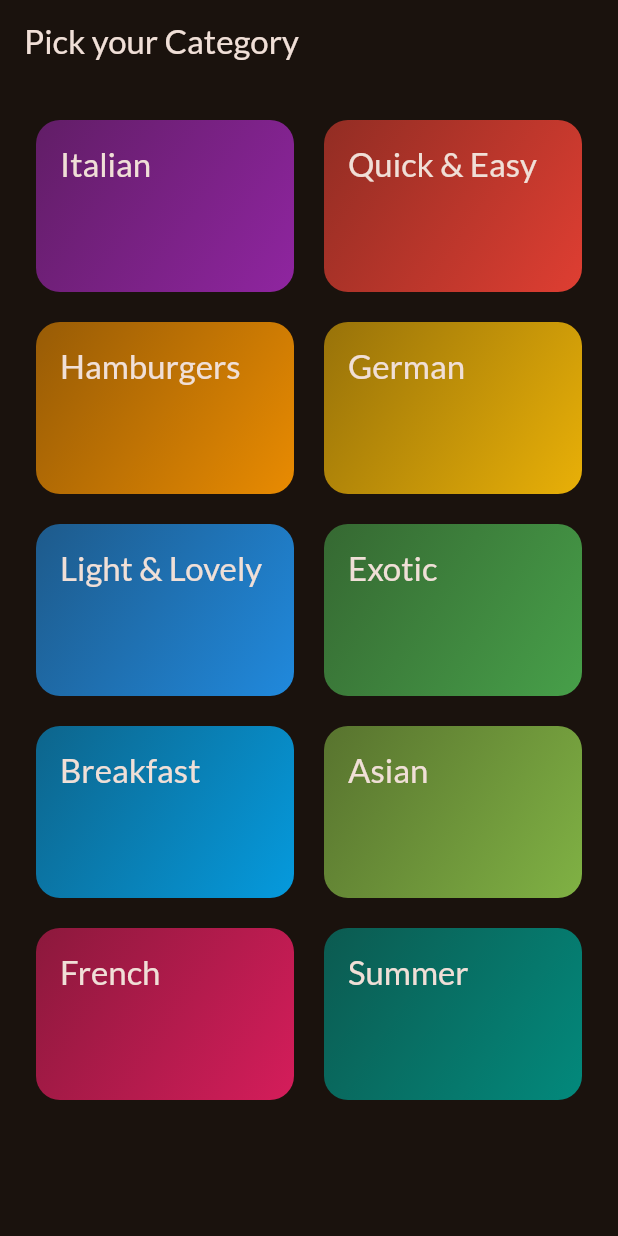
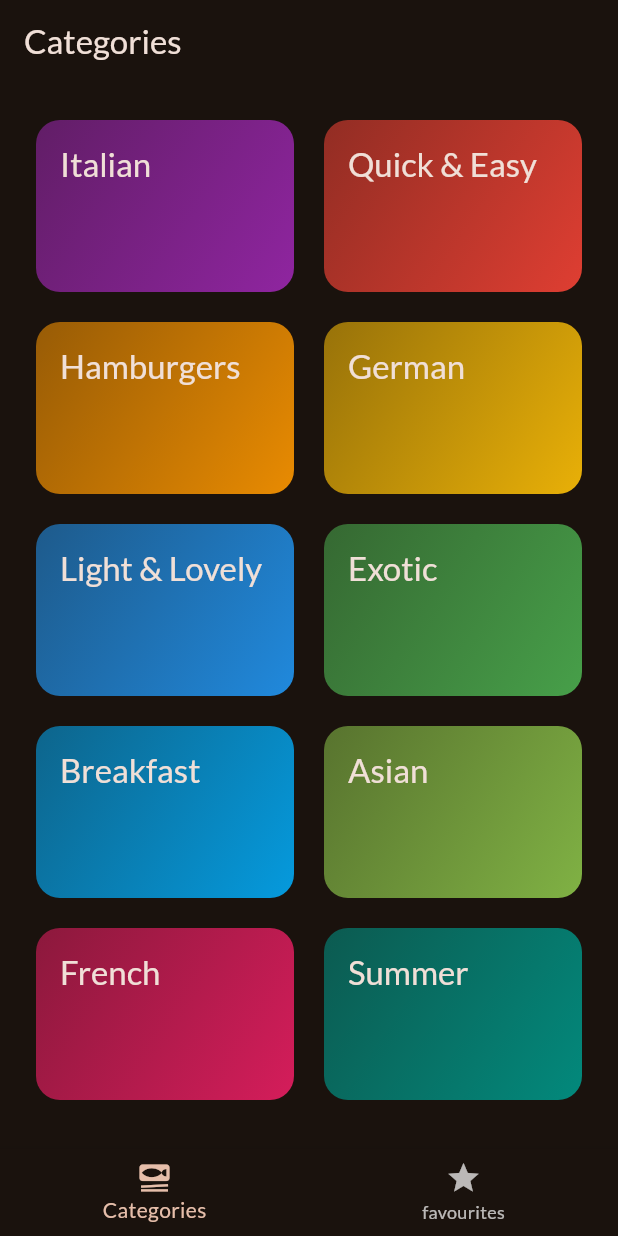
Before and after one commit to aakritibansal25/Meals-App, a Flutter app: the screen it shows after launch, on a phone screen of 412 x 824 dp. Run offline on Flutter 3.47's test engine with Material 3 defaults, Android fonts, the phone set to English and light mode, and no system bars; our stand-ins replace google_fonts, transparent_image.

Commit message:
Adding tab bar

```diff
--- a/lib/main.dart
+++ b/lib/main.dart
@@ -1,6 +1,7 @@
 import 'package:flutter/material.dart';
 import 'package:google_fonts/google_fonts.dart';
 import 'package:meals_app/screens/categories.dart';
+import 'package:meals_app/screens/tabs.dart';
 
 
 final theme = ThemeData(
@@ -23,7 +24,7 @@ class App extends StatelessWidget {
   Widget build(BuildContext context) {
     return MaterialApp(
       theme: theme,
-      home: const CategoriesScreen(),
+      home: const TabsScreen(),
     );
   }
 }
--- a/lib/screens/categories.dart
+++ b/lib/screens/categories.dart
@@ -25,11 +25,7 @@ class CategoriesScreen extends StatelessWidget {
 
   @override
   Widget build(BuildContext context) {
-    return Scaffold(
-      appBar: AppBar(
-        title: const Text('Pick your Category'),
-      ),
-      body: GridView(
+    return GridView(
         padding:const EdgeInsets.all(24),
         gridDelegate: const SliverGridDelegateWithFixedCrossAxisCount(
           crossAxisCount: 2,
@@ -43,9 +39,9 @@ class CategoriesScreen extends StatelessWidget {
               category: category,
               onSelectCategory: () {
                 _selectCategory(context, category);
-            },)
+              },
+            ),
         ],
-      ),
     );
   }
 }
--- /dev/null
+++ b/lib/screens/tabs.dart
@@ -0,0 +1,46 @@
+import 'package:flutter/material.dart';
+import 'package:meals_app/screens/categories.dart';
+import 'package:meals_app/screens/meals.dart';
+
+class TabsScreen extends StatefulWidget {
+  const TabsScreen({super.key});
+
+  @override
+  State<TabsScreen> createState() => _TabsScreenState();
+}
+
+class _TabsScreenState extends State<TabsScreen> {
+  int _selectedPageIndex = 0;
+
+  void _selectPage(int index){
+    setState(() {
+      _selectedPageIndex = index;
+    });
+  }
+
+  @override
+  Widget build(BuildContext context) {
+    Widget activePage = const CategoriesScreen();
+    var activePageTitle  = 'Categories';
+
+
+    if(_selectedPageIndex == 1){
+      activePage = const MealsScreen(meals: [],);
+      activePageTitle = 'Your Favourites';
+    }
+    return Scaffold(
+      appBar: AppBar(
+        title: Text(activePageTitle),
+      ),
+      body: activePage,
+      bottomNavigationBar: BottomNavigationBar(
+        onTap: _selectPage,
+        currentIndex: _selectedPageIndex,
+        items: const [
+          BottomNavigationBarItem(icon: Icon(Icons.set_meal), label: 'Categories' ),
+          BottomNavigationBarItem(icon: Icon(Icons.star), label: 'favourites'),
+        ],
+      ),
+    );
+  }
+}
```
Also changed, not shown: lib/screens/meal_details.dart (added, +67 -0 lines), lib/screens/meals.dart (+21 -4 lines), lib/widgets/meal_item.dart (+9 -2 lines).
